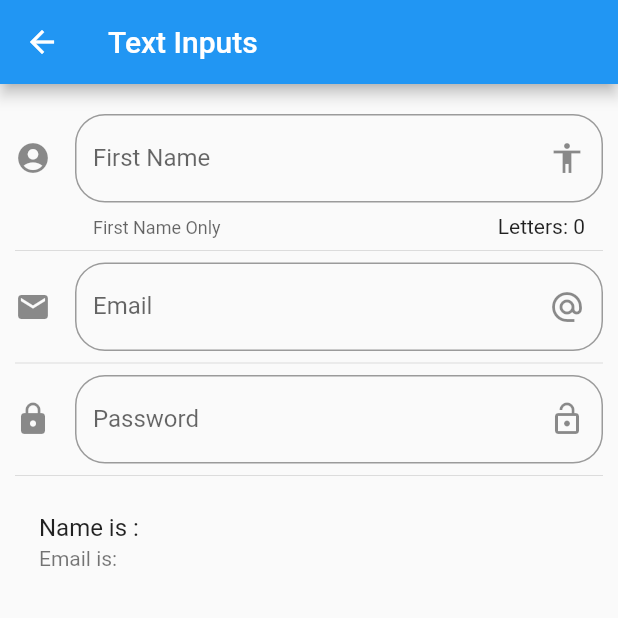
After one commit to josephpenafiel/flutter-widgets, a Flutter app: the InputPage screen opened by its route, on a phone screen of 412 x 824 dp, the top half of it. The commit adds this screen. Run offline on Flutter 3.47's test engine with Material 2 defaults, Android fonts, the phone set to English and light mode, and no system bars; network calls fail.

Commit message:
animated container page, input page

```diff
--- a/data/menu_opts.json
+++ b/data/menu_opts.json
@@ -1,20 +1,30 @@
 {
-    "nombreApp" : "Componentes",
-    "rutas" : [
+    "nombreApp": "Componentes",
+    "rutas": [
         {
-            "ruta" : "alert",
-            "icon" : "add_alert",
+            "ruta": "alert",
+            "icon": "add_alert",
             "texto": "Alertas"
         },
         {
-            "ruta" : "avatar",
-            "icon" : "accessibility",
+            "ruta": "avatar",
+            "icon": "accessibility",
             "texto": "Avatars"
         },
         {
-            "ruta" : "card",
-            "icon" : "folder_open",
+            "ruta": "card",
+            "icon": "folder_open",
             "texto": "Cards - Tarjetas"
+        },
+        {
+            "ruta": "animatedContainer",
+            "icon": "donut_large",
+            "texto": "Animated Container"
+        },
+        {
+            "ruta": "inputs",
+            "icon": "input",
+            "texto": "Inputs"
         }
     ]
 }
--- /dev/null
+++ b/lib/src/pages/input_page.dart
@@ -0,0 +1,106 @@
+import 'package:flutter/material.dart';
+
+class InputPage extends StatefulWidget {
+  @override
+  _InputPageState createState() => _InputPageState();
+}
+
+class _InputPageState extends State<InputPage> {
+  String _name = '';
+  String _email = '';
+
+  @override
+  Widget build(BuildContext context) {
+    return Scaffold(
+      appBar: AppBar(
+        title: Text('Text Inputs'),
+      ),
+      body: ListView(
+        padding: EdgeInsets.symmetric(
+          horizontal: 10.0,
+          vertical: 20.0,
+        ),
+        children: <Widget>[
+          _createInput(),
+          Divider(),
+          _createEmail(),
+          Divider(),
+          _createPwd(),
+          Divider(),
+          _createPerson(),
+        ],
+      ),
+    );
+  }
+
+  Widget _createInput() {
+    return TextField(
+      // autofocus: true,
+      textCapitalization: TextCapitalization.sentences,
+      decoration: InputDecoration(
+        border: OutlineInputBorder(
+          borderRadius: BorderRadius.circular(20.0),
+        ),
+        counter: Text('Letters: ${_name.length}'),
+        hintText: 'John',
+        labelText: 'First Name',
+        helperText: 'First Name Only',
+        suffixIcon: Icon(Icons.accessibility),
+        icon: Icon(Icons.account_circle),
+      ),
+      onChanged: (String v) {
+        setState(() {
+          _name = v;
+        });
+        // print(_name);
+      },
+    );
+  }
+
+  Widget _createPerson() {
+    return ListTile(
+      title: Text('Name is : $_name'),
+      subtitle: Text('Email is: $_email'),
+    );
+  }
+
+  Widget _createEmail() {
+    return TextField(
+      keyboardType: TextInputType.emailAddress,
+      decoration: InputDecoration(
+        border: OutlineInputBorder(
+          borderRadius: BorderRadius.circular(20.0),
+        ),
+        hintText: 'name@example.com',
+        labelText: 'Email',
+        suffixIcon: Icon(Icons.alternate_email),
+        icon: Icon(Icons.email),
+      ),
+      onChanged: (String v) {
+        setState(() {
+          _email = v;
+        });
+        // print(_name);
+      },
+    );
+  }
+
+  _createPwd() {
+    return TextField(
+      obscureText: true,
+      decoration: InputDecoration(
+        border: OutlineInputBorder(
+          borderRadius: BorderRadius.circular(20.0),
+        ),
+        hintText: '***',
+        labelText: 'Password',
+        suffixIcon: Icon(Icons.lock_open),
+        icon: Icon(Icons.lock),
+      ),
+      onChanged: (String v) {
+        setState(() {});
+        // print(_name);
+      },
+    );
+  }
+}
--- a/lib/src/routes/routes.dart
+++ b/lib/src/routes/routes.dart
@@ -1,7 +1,9 @@
 import 'package:components/src/pages/alert_page.dart';
+import 'package:components/src/pages/animated_container.dart';
 import 'package:components/src/pages/avatar_page.dart';
 import 'package:components/src/pages/card_page.dart';
 import 'package:components/src/pages/home_page.dart';
+import 'package:components/src/pages/input_page.dart';
 import 'package:flutter/material.dart';
 
 Map<String, WidgetBuilder> getAppRoutes() {
@@ -10,5 +12,7 @@ Map<String, WidgetBuilder> getAppRoutes() {
     'alert': (BuildContext context) => AlertPage(),
     'avatar': (BuildContext context) => AvatarPage(),
     'card': (BuildContext context) => CardPage(),
+    'animatedContainer': (BuildContext context) => AnimatedContainerpage(),
+    'inputs': (BuildContext context) => InputPage(),
   };
 }
```
Also changed, not shown: lib/src/pages/alert_page.dart (+40 -0 lines), lib/src/pages/animated_container.dart (added, +51 -0 lines), lib/src/pages/avatar_page.dart (+25 -0 lines), lib/src/utils/icon_string_util.dart (+6 -1 lines).
